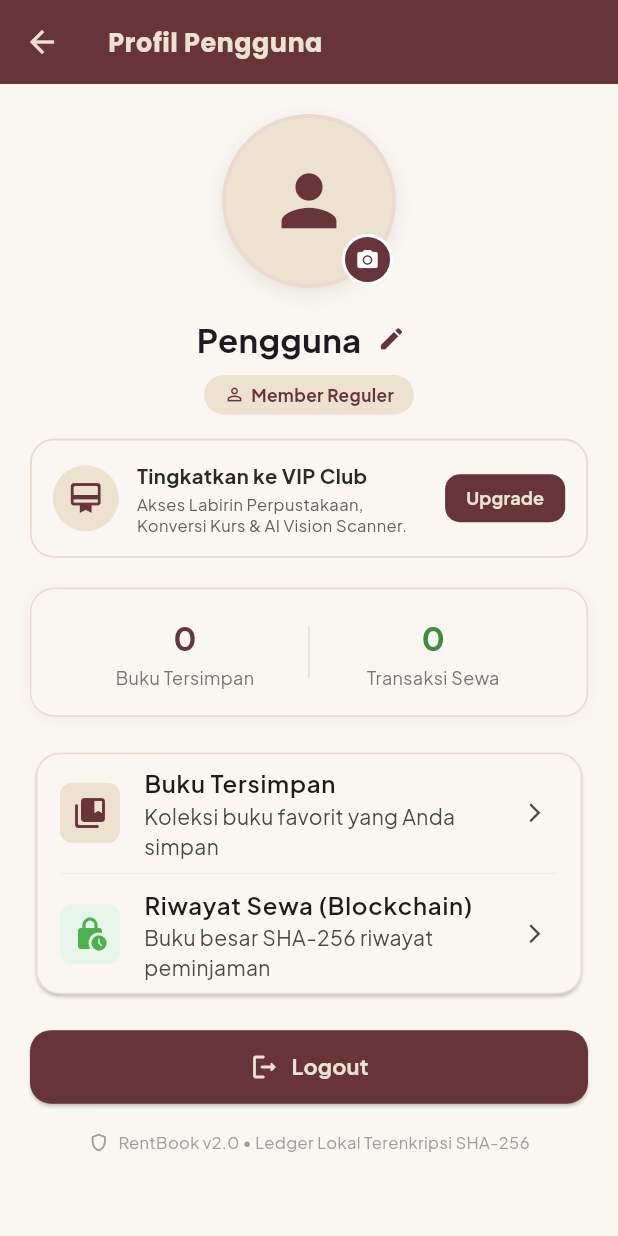
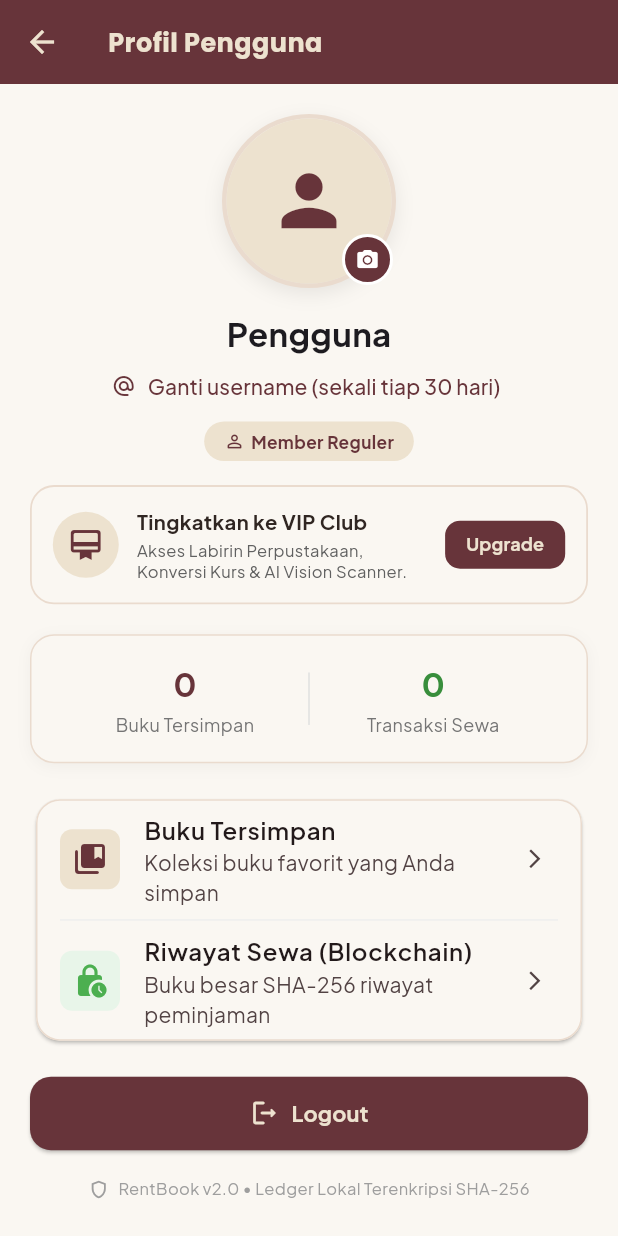
Before and after one commit to karinarinv/TA-Mobile-Teori, a Flutter app: the MenuPage screen opened directly, after a tap on an icon or button, on a phone screen of 412 x 824 dp. Run offline on Flutter 3.47's test engine with Material 3 defaults, Android fonts, the phone set to English and light mode, and no system bars; our stand-ins replace flutter_local_notifications, flutter_map, geolocator, google_fonts, image_picker, latlong2 and 5 more; missing offline and left inert: web3dart; accounts and stored records are empty; network calls fail.

Commit message:
add : fitur ganti usn ke db

```diff
--- a/lib/screens/menu_page.dart
+++ b/lib/screens/menu_page.dart
@@ -192,7 +192,6 @@ class _MenuPageState extends State<MenuPage> {
   Future<void> _loadUser() async {
     final u = await AuthService.currentSession();
     String? photo;
-    String? displayName;
     if (u != null && u.isNotEmpty) {
       try {
         final rows = await (await DbHelper.db).query(
@@ -202,18 +201,13 @@ class _MenuPageState extends State<MenuPage> {
         );
         if (rows.isNotEmpty) {
           photo = rows.first['photo'] as String?;
-          displayName = rows.first['display_name'] as String?;
         }
       } catch (_) {}
     }
     final isVip = await SubscriptionService.isVip();
     if (mounted) {
       setState(() {
-        if (u != null && u.isNotEmpty) {
-          _user = displayName?.trim().isNotEmpty == true
-              ? displayName!.trim()
-              : u;
-        }
+        if (u != null && u.isNotEmpty) _user = u;
         _userPhoto = photo;
         _isVip = isVip;
       });
--- a/lib/screens/profile_page.dart
+++ b/lib/screens/profile_page.dart
@@ -4,6 +4,7 @@ import '../services/subscription_service.dart';
 import 'dart:io';
 import 'package:flutter/material.dart';
 import 'package:image_picker/image_picker.dart';
+import 'package:intl/intl.dart';
 import '../services/auth_service.dart';
 import '../services/db_helper.dart';
 import '../services/bookmark_service.dart';
@@ -19,7 +20,8 @@ class ProfilePage extends StatefulWidget {
 }
 
 class _ProfilePageState extends State<ProfilePage> {
-  String? _username, _displayName, _photo;
+  String? _username, _photo;
+  DateTime? _usernameChangeAvailableAt;
   int _savedCount = 0;
   int _rentalCount = 0;
   bool _loading = true;
@@ -34,8 +36,8 @@ class _ProfilePageState extends State<ProfilePage> {
 
   Future<void> _load() async {
     final username = await AuthService.currentSession();
-    String? displayName;
     String? photo;
+    DateTime? usernameChangeAvailableAt;
     final rows = username == null
         ? <Map<String, Object?>>[]
         : await (await DbHelper.db).query(
@@ -44,8 +46,16 @@ class _ProfilePageState extends State<ProfilePage> {
             whereArgs: [username],
           );
     if (rows.isNotEmpty) {
-      displayName = rows.first['display_name'] as String?;
       photo = rows.first['photo'] as String?;
+      final lastUsernameChange = DateTime.tryParse(
+        rows.first['username_changed_at'] as String? ?? '',
+      );
+      final nextUsernameChange = lastUsernameChange?.add(
+        AuthService.usernameChangeCooldown,
+      );
+      if (nextUsernameChange != null && DateTime.now().isBefore(nextUsernameChange)) {
+        usernameChangeAvailableAt = nextUsernameChange;
+      }
     }
 
     final bookmarks = await BookmarkService.getBookmarks();
@@ -56,10 +66,8 @@ class _ProfilePageState extends State<ProfilePage> {
       final expiry = await SubscriptionService.getExpiryDate();
       setState(() {
         _username = username;
-        _displayName = displayName?.trim().isNotEmpty == true
-            ? displayName!.trim()
-            : username;
         _photo = photo;
+        _usernameChangeAvailableAt = usernameChangeAvailableAt;
         _savedCount = bookmarks.length;
         _rentalCount = rentals.length;
         _isVip = isVip;
@@ -81,23 +89,24 @@ class _ProfilePageState extends State<ProfilePage> {
     _load();
   }
 
-  Future<void> _editDisplayName() async {
-    final username = _username;
-    if (username == null) return;
+  Future<void> _changeUsername() async {
+    final currentUsername = _username;
+    if (currentUsername == null) return;
 
-    final controller = TextEditingController(text: _displayName ?? username);
-    final nextName = await showDialog<String>(
+    final controller = TextEditingController(text: currentUsername);
+    final requestedUsername = await showDialog<String>(
       context: context,
       builder: (dialogContext) => AlertDialog(
-        title: const Text('Ganti Nama Profil'),
+        title: const Text('Ganti Username'),
         content: TextField(
           controller: controller,
           autofocus: true,
-          maxLength: 30,
-          textCapitalization: TextCapitalization.words,
+          maxLength: 20,
+          textCapitalization: TextCapitalization.none,
           decoration: const InputDecoration(
-            labelText: 'Nama yang ditampilkan',
-            hintText: 'Masukkan nama',
+            labelText: 'Username baru',
+            prefixText: '@',
+            helperText: '3-20 karakter: huruf, angka, underscore',
           ),
         ),
         actions: [
@@ -114,35 +123,25 @@ class _ProfilePageState extends State<ProfilePage> {
       ),
     );
 
-    if (nextName == null || !mounted) {
+    if (requestedUsername == null || !mounted) {
       controller.dispose();
-      return;
-    }
-    if (nextName.isEmpty) {
-      controller.dispose();
-      ScaffoldMessenger.of(context).showSnackBar(
-        const SnackBar(content: Text('Nama profil tidak boleh kosong.')),
-      );
       return;
     }
 
     try {
-      final cloudSynced = await AuthService.updateDisplayName(username, nextName);
-      await _load();
+      final result = await AuthService.changeUsername(requestedUsername);
+      if (result.success) await _load();
       if (!mounted) return;
+      final message = result.availableAt == null
+          ? result.message
+          : '${result.message} Bisa diganti lagi ${DateFormat('dd MMM yyyy', 'id_ID').format(result.availableAt!)}.';
       ScaffoldMessenger.of(context).showSnackBar(
-        SnackBar(
-          content: Text(
-            cloudSynced
-                ? 'Nama profil berhasil diperbarui.'
-                : 'Nama tersimpan di perangkat. Sinkronisasi cloud belum berhasil.',
-          ),
-        ),
+        SnackBar(content: Text(message)),
       );
     } catch (_) {
       if (mounted) {
         ScaffoldMessenger.of(context).showSnackBar(
-          const SnackBar(content: Text('Nama profil gagal diperbarui.')),
+          const SnackBar(content: Text('Username gagal diperbarui.')),
         );
       }
     } finally {
@@ -306,23 +305,24 @@ class _ProfilePageState extends State<ProfilePage> {
                       ),
                     ),
                     const SizedBox(height: 14),
-                    Row(
-                      mainAxisSize: MainAxisSize.min,
-                      children: [
-                        Flexible(
-                          child: Text(
-                            _displayName ?? _username ?? 'Pengguna',
-                            style: const TextStyle(fontSize: 22, fontWeight: FontWeight.bold),
-                            overflow: TextOverflow.ellipsis,
-                          ),
-                        ),
-                        IconButton(
-                          tooltip: 'Ganti nama',
-                          onPressed: _editDisplayName,
-                          visualDensity: VisualDensity.compact,
-                          icon: const Icon(Icons.edit_rounded, size: 19, color: Color(0xFF67343A)),
-                        ),
-                      ],
+                    Text(
+                      _username ?? 'Pengguna',
+                      style: const TextStyle(fontSize: 22, fontWeight: FontWeight.bold),
+                    ),
+                    TextButton.icon(
+                      onPressed: _usernameChangeAvailableAt == null
+                          ? _changeUsername
+                          : null,
+                      icon: const Icon(Icons.alternate_email_rounded, size: 16),
+                      label: Text(
+                        _usernameChangeAvailableAt == null
+                            ? 'Ganti username (sekali tiap 30 hari)'
+                            : 'Bisa diganti lagi ${DateFormat('dd MMM yyyy', 'id_ID').format(_usernameChangeAvailableAt!)}',
+                      ),
+                      style: TextButton.styleFrom(
+                        foregroundColor: const Color(0xFF67343A),
+                        visualDensity: VisualDensity.compact,
+                      ),
                     ),
                     const SizedBox(height: 4),
                     Container(
--- a/lib/services/db_helper.dart
+++ b/lib/services/db_helper.dart
@@ -5,16 +5,19 @@ class DbHelper {
   static Database? _db;
   static Future<Database> get db async => _db ??= await openDatabase(
         join(await getDatabasesPath(), 'rentbook.db'),
-        version: 3,
+        version: 4,
         onCreate: (d, v) async {
           await d.execute(
-              'CREATE TABLE users(id INTEGER PRIMARY KEY AUTOINCREMENT, username TEXT UNIQUE, display_name TEXT, salt TEXT, hash TEXT, photo TEXT)');
+              'CREATE TABLE users(id INTEGER PRIMARY KEY AUTOINCREMENT, username TEXT UNIQUE, display_name TEXT, username_changed_at TEXT, salt TEXT, hash TEXT, photo TEXT)');
           await d.execute(
               'CREATE TABLE ledger(id INTEGER PRIMARY KEY AUTOINCREMENT, data TEXT, prev_hash TEXT, hash TEXT, ts TEXT, tx_hash TEXT, username TEXT)');
         },
         onUpgrade: (d, oldVersion, newVersion) async {
           if (oldVersion < 3) {
             await d.execute('ALTER TABLE users ADD COLUMN display_name TEXT');
+          }
+          if (oldVersion < 4) {
+            await d.execute('ALTER TABLE users ADD COLUMN username_changed_at TEXT');
           }
         },
         onOpen: (d) async {
```
Also changed, not shown: lib/services/auth_service.dart (+171 -9 lines), 2 other files.
